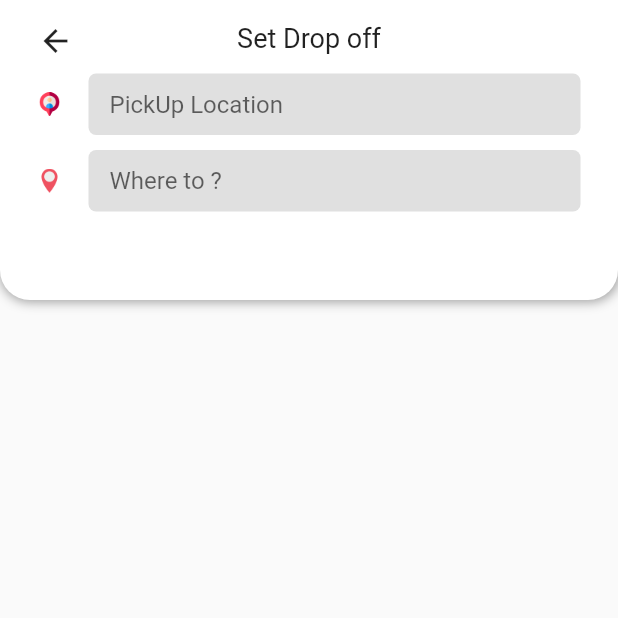
After one commit to toubal77/rider_app, a Flutter app: the screen it shows after launch, after a tap on "Search Drop off", on a phone screen of 412 x 824 dp, the top half of it. The commit adds this screen. Run offline on Flutter 3.47's test engine with Material 2 defaults, Android fonts, the phone set to English and light mode, and no system bars; our stand-ins replace firebase_auth, firebase_core, firebase_database, geolocator, google_maps_flutter; accounts and stored records are empty; Roboto replaces fonts that are missing (Brand Bold, Brand-Bold).

Commit message:
create screen search

```diff
--- a/lib/screens/home_screen.dart
+++ b/lib/screens/home_screen.dart
@@ -19,7 +19,8 @@ class _HomeScreenState extends State<HomeScreen> {
     return Scaffold(
       key: _scaffoldKey,
       drawer: DrawerDrawer(),
-      body: Stack(
+      body: SafeArea(
+        child: Stack(
           children: [
             MapApp(),
             DrawerApp(keyScaffold: _scaffoldKey),
@@ -62,7 +63,8 @@ class _HomeScreenState extends State<HomeScreen> {
                       ),
                       Text(
                         'Where to ?',
-                      style: TextStyle(fontSize: 20, fontFamily: 'Brand-Bold'),
+                        style:
+                            TextStyle(fontSize: 20, fontFamily: 'Brand-Bold'),
                       ),
                       SizedBox(
                         height: 20,
@@ -107,6 +109,7 @@ class _HomeScreenState extends State<HomeScreen> {
             ),
           ],
         ),
+      ),
     );
   }
 }
--- /dev/null
+++ b/lib/screens/search_screen.dart
@@ -0,0 +1,153 @@
+import 'package:flutter/material.dart';
+import 'package:provider/provider.dart';
+import 'package:rider_app/provider/app_data.dart';
+
+class SearchScreen extends StatefulWidget {
+  const SearchScreen({Key? key}) : super(key: key);
+
+  @override
+  _SearchScreenState createState() => _SearchScreenState();
+}
+
+class _SearchScreenState extends State<SearchScreen> {
+  TextEditingController pickUpController = new TextEditingController();
+  TextEditingController dropOffController = new TextEditingController();
+  @override
+  Widget build(BuildContext context) {
+    pickUpController.text = Provider.of<AppData>(context).pickUpLocation != null
+        ? Provider.of<AppData>(context).pickUpLocation!.placeName.toString()
+        : "";
+    return Scaffold(
+      body: SafeArea(
+        child: Column(
+          children: [
+            Container(
+              height: 200,
+              decoration: BoxDecoration(
+                color: Colors.white,
+                borderRadius: BorderRadius.only(
+                  bottomLeft: Radius.circular(20),
+                  bottomRight: Radius.circular(20),
+                ),
+                boxShadow: [
+                  BoxShadow(
+                    color: Colors.grey.shade500,
+                    blurRadius: 6.0,
+                    spreadRadius: 0.5,
+                    offset: Offset(0.7, 0.7),
+                  ),
+                ],
+              ),
+              child: Padding(
+                padding:
+                    EdgeInsets.only(left: 25, top: 10, right: 25, bottom: 20),
+                child: Column(
+                  children: [
+                    SizedBox(
+                      height: 5,
+                    ),
+                    Stack(
+                      children: [
+                        GestureDetector(
+                          onTap: () {
+                            Navigator.of(context).pop();
+                          },
+                          child: Icon(Icons.arrow_back),
+                        ),
+                        Center(
+                          child: Text(
+                            'Set Drop off',
+                            style: TextStyle(
+                              fontSize: 18,
+                              fontFamily: 'Brand-Bold',
+                            ),
+                          ),
+                        ),
+                      ],
+                    ),
+                    SizedBox(
+                      height: 10,
+                    ),
+                    Row(
+                      children: [
+                        Image.asset(
+                          'assets/images/pickicon.png',
+                          height: 16,
+                          width: 16,
+                        ),
+                        SizedBox(
+                          width: 18,
+                        ),
+                        Expanded(
+                          child: Container(
+                            decoration: BoxDecoration(
+                              color: Colors.grey[300],
+                              borderRadius: BorderRadius.circular(5),
+                            ),
+                            child: Padding(
+                              padding: EdgeInsets.all(3),
+                              child: TextField(
+                                controller: pickUpController,
+                                decoration: InputDecoration(
+                                  hintText: 'PickUp Location',
+                                  fillColor: Colors.grey.shade300,
+                                  filled: true,
+                                  border: InputBorder.none,
+                                  isDense: true,
+                                  contentPadding: EdgeInsets.only(
+                                      left: 11, top: 8, bottom: 8),
+                                ),
+                              ),
+                            ),
+                          ),
+                        ),
+                      ],
+                    ),
+                    SizedBox(
+                      height: 10,
+                    ),
+                    Row(
+                      children: [
+                        Image.asset(
+                          'assets/images/desticon.png',
+                          height: 16,
+                          width: 16,
+                        ),
+                        SizedBox(
+                          width: 18,
+                        ),
+                        Expanded(
+                          child: Container(
+                            decoration: BoxDecoration(
+                              color: Colors.grey[300],
+                              borderRadius: BorderRadius.circular(5),
+                            ),
+                            child: Padding(
+                              padding: EdgeInsets.all(3),
+                              child: TextField(
+                                controller: dropOffController,
+                                decoration: InputDecoration(
+                                  hintText: 'Where to ?',
+                                  fillColor: Colors.grey.shade300,
+                                  filled: true,
+                                  border: InputBorder.none,
+                                  isDense: true,
+                                  contentPadding: EdgeInsets.only(
+                                      left: 11, top: 8, bottom: 8),
+                                ),
+                              ),
+                            ),
+                          ),
+                        ),
+                      ],
+                    ),
+                  ],
+                ),
+              ),
+            )
+          ],
+        ),
+      ),
+    );
+  }
+}
--- a/lib/widgets/drawer_app.dart
+++ b/lib/widgets/drawer_app.dart
@@ -9,7 +9,7 @@ class DrawerApp extends StatelessWidget {
   @override
   Widget build(BuildContext context) {
     return Positioned(
-      top: 50,
+      top: 10,
       left: 22,
       child: GestureDetector(
         onTap: () {
--- a/lib/widgets/search_field.dart
+++ b/lib/widgets/search_field.dart
@@ -1,11 +1,21 @@
 import 'package:flutter/material.dart';
+import 'package:rider_app/screens/search_screen.dart';
 
 class SearchField extends StatelessWidget {
   const SearchField({Key? key}) : super(key: key);
 
   @override
   Widget build(BuildContext context) {
-    return Container(
+    return GestureDetector(
+      onTap: () {
+        Navigator.push(
+          context,
+          MaterialPageRoute(
+            builder: (context) => SearchScreen(),
+          ),
+        );
+      },
+      child: Container(
         height: 45,
         decoration: BoxDecoration(
           color: Colors.white,
@@ -31,6 +41,7 @@ class SearchField extends StatelessWidget {
             Text('Search Drop off'),
           ],
         ),
+      ),
     );
   }
 }
```
Lines whose indentation alone changed are shown as unchanged.
